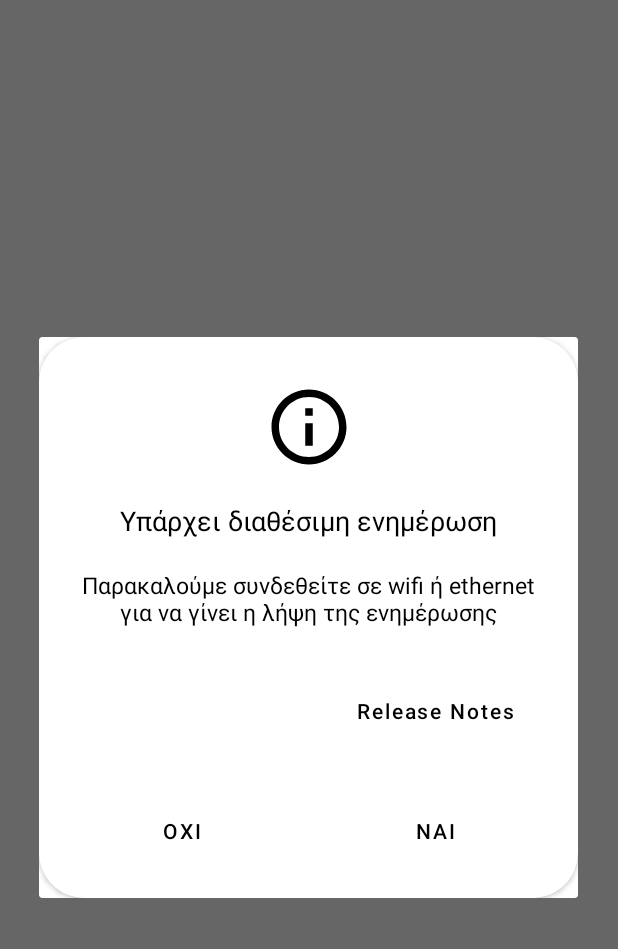
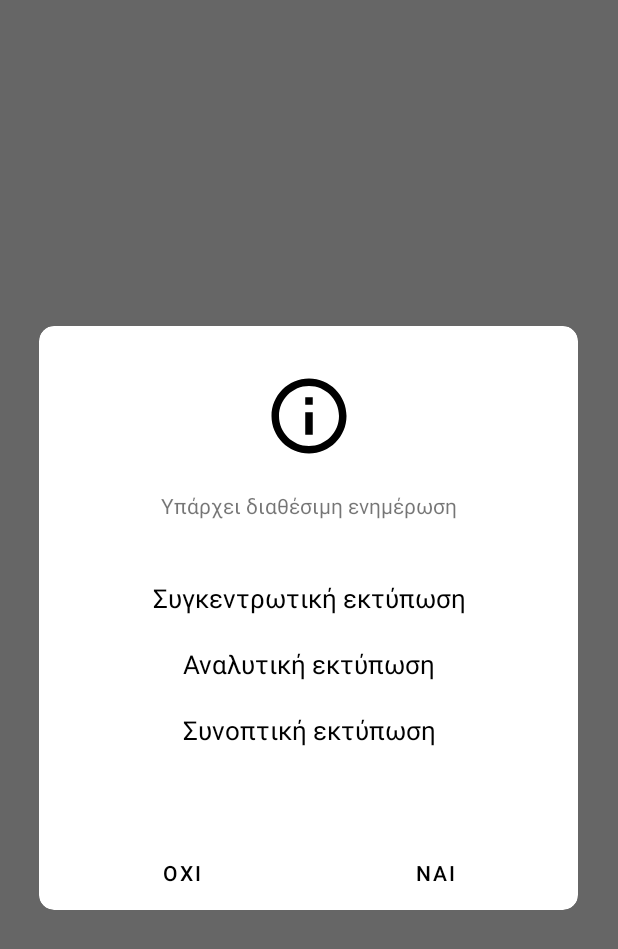
Before and after one commit to o4061/DialogFragmentDemo, an Android app: the screen it shows after launch (MainActivity), after a tap on "SECOND", on a phone screen of 412 x 824 dp. Shown: the top 949 px of the screen. Run offline under Robolectric (Android 15) with nearby library versions, the phone set to English and light mode, and no system bars.

Commit message:
add recycler view

```diff
--- /dev/null
+++ b/app/src/main/java/com/userfaltakas/dialogfragmentdemo/Item.kt
@@ -0,0 +1,5 @@
+package com.userfaltakas.dialogfragmentdemo
+
+data class Item(
+    val title: String
+)
--- /dev/null
+++ b/app/src/main/java/com/userfaltakas/dialogfragmentdemo/ItemAdapter.kt
@@ -0,0 +1,55 @@
+package com.userfaltakas.dialogfragmentdemo
+
+import android.view.LayoutInflater
+import android.view.ViewGroup
+import androidx.recyclerview.widget.AsyncListDiffer
+import androidx.recyclerview.widget.DiffUtil
+import androidx.recyclerview.widget.RecyclerView
+import com.userfaltakas.dialogfragmentdemo.databinding.RecyclerViewItemBinding
+
+class ItemAdapter : RecyclerView.Adapter<ItemAdapter.ViewHolder>() {
+    inner class ViewHolder(val binding: RecyclerViewItemBinding) :
+        RecyclerView.ViewHolder(binding.root)
+
+    private val differCallback = object : DiffUtil.ItemCallback<Item>() {
+        override fun areItemsTheSame(oldItem: Item, newItem: Item): Boolean {
+            return oldItem.title == newItem.title
+        }
+
+        override fun areContentsTheSame(oldItem: Item, newItem: Item): Boolean {
+            return oldItem == newItem
+        }
+    }
+    val differ = AsyncListDiffer(this, differCallback)
+    override fun onCreateViewHolder(parent: ViewGroup, viewType: Int): ViewHolder {
+        return ViewHolder(
+            RecyclerViewItemBinding.inflate(
+                LayoutInflater.from(parent.context),
+                parent,
+                false
+            )
+        )
+    }
+
+    override fun onBindViewHolder(holder: ViewHolder, position: Int) {
+        val item = differ.currentList[position]
+        val binding = holder.binding
+
+        holder.itemView.apply {
+            binding.textTv.text = item.title
+            setOnClickListener {
+                onItemClickListener?.let { it(item) }
+            }
+        }
+    }
+
+    override fun getItemCount(): Int {
+        return differ.currentList.size
+    }
+
+    private var onItemClickListener: ((Item) -> Unit)? = null
+
+    fun setOnItemClickListener(listener: (Item) -> Unit) {
+        onItemClickListener = listener
+    }
+}
--- a/app/src/main/java/com/userfaltakas/dialogfragmentdemo/StartFragment.kt
+++ b/app/src/main/java/com/userfaltakas/dialogfragmentdemo/StartFragment.kt
@@ -4,7 +4,9 @@ import android.os.Bundle
 import android.view.LayoutInflater
 import android.view.View
 import android.view.ViewGroup
+import android.widget.Toast
 import androidx.fragment.app.Fragment
+import androidx.recyclerview.widget.LinearLayoutManager
 import com.userfaltakas.dialogfragmentdemo.databinding.DialogOneBinding
 import com.userfaltakas.dialogfragmentdemo.databinding.DialogTwoBinding
 import com.userfaltakas.dialogfragmentdemo.databinding.FragmentStartBinding
@@ -12,6 +14,7 @@ import com.userfaltakas.dialogfragmentdemo.databinding.FragmentStartBinding
 class StartFragment : Fragment() {
     private var _binding: FragmentStartBinding? = null
     private val binding get() = _binding!!
+    private lateinit var itemsAdapter: ItemAdapter
     override fun onCreateView(
         inflater: LayoutInflater, container: ViewGroup?,
         savedInstanceState: Bundle?
@@ -48,19 +51,29 @@ class StartFragment : Fragment() {
                 .setView(dialogBinding.root)
                 .setIcon(dialogBinding.imageInfo, R.drawable.ic_info)
                 .setTitle(dialogBinding.title, "Υπάρχει διαθέσιμη ενημέρωση")
-                .setMessage(
-                    dialogBinding.message,
-                    "Παρακαλούμε συνδεθείτε σε wifi ή ethernet για να γίνει η λήψη της ενημέρωσης"
-                )
                 .setPositiveButton(dialogBinding.confirmButton, "ΝΑΙ") { dialog, _ ->
                     dialog.dismiss()
                 }.setNegativeButton(dialogBinding.cancelButton, "ΟΧΙ") { dialog, _ ->
                     dialog.dismiss()
-                }.setNeutralButton(dialogBinding.notesButton, "Release Notes") { dialog, _ ->
-                    dialog.dismiss()
                 }
                 .setCancelable(false)
                 .show()
+
+            val items = ArrayList<Item>()
+            items.add(Item("Συγκεντρωτική εκτύπωση"))
+            items.add(Item("Αναλυτική εκτύπωση"))
+            items.add(Item("Συνοπτική εκτύπωση"))
+
+            itemsAdapter = ItemAdapter()
+            dialogBinding.recyclerView.apply {
+                adapter = itemsAdapter
+                layoutManager = LinearLayoutManager(context, LinearLayoutManager.VERTICAL, false)
+            }
+
+            itemsAdapter.setOnItemClickListener {
+                Toast.makeText(context, it.title, Toast.LENGTH_SHORT).show()
+            }
+            itemsAdapter.differ.submitList(items)
         }
     }
 }
--- a/app/src/main/res/layout/dialog_one.xml
+++ b/app/src/main/res/layout/dialog_one.xml
@@ -1,15 +1,11 @@
 <?xml version="1.0" encoding="utf-8"?>
-<androidx.cardview.widget.CardView xmlns:android="http://schemas.android.com/apk/res/android"
+<androidx.constraintlayout.widget.ConstraintLayout xmlns:android="http://schemas.android.com/apk/res/android"
     xmlns:app="http://schemas.android.com/apk/res-auto"
+    xmlns:tools="http://schemas.android.com/tools"
     android:id="@+id/custom_dialog_background"
     android:layout_width="match_parent"
     android:layout_height="wrap_content"
     app:cardCornerRadius="30dp">
-
-    <androidx.constraintlayout.widget.ConstraintLayout
-        android:layout_width="match_parent"
-        android:layout_height="match_parent"
-        android:paddingBottom="20dp">
 
     <ImageView
         android:id="@+id/image_info"
@@ -18,7 +14,8 @@
         android:layout_marginTop="30dp"
         app:layout_constraintEnd_toEndOf="parent"
         app:layout_constraintStart_toStartOf="parent"
-            app:layout_constraintTop_toTopOf="parent" />
+        app:layout_constraintTop_toTopOf="parent"
+        tools:ignore="ContentDescription" />
 
     <TextView
         android:id="@+id/title"
@@ -61,4 +58,3 @@
         app:layout_constraintStart_toEndOf="@+id/cancel_button"
         app:layout_constraintTop_toBottomOf="@+id/title" />
 </androidx.constraintlayout.widget.ConstraintLayout>
-</androidx.cardview.widget.CardView>
--- a/app/src/main/res/layout/dialog_two.xml
+++ b/app/src/main/res/layout/dialog_two.xml
@@ -1,17 +1,11 @@
 <?xml version="1.0" encoding="utf-8"?>
-<androidx.cardview.widget.CardView xmlns:android="http://schemas.android.com/apk/res/android"
+<androidx.constraintlayout.widget.ConstraintLayout xmlns:android="http://schemas.android.com/apk/res/android"
     xmlns:app="http://schemas.android.com/apk/res-auto"
+    xmlns:tools="http://schemas.android.com/tools"
     android:id="@+id/custom_dialog_background"
     android:layout_width="match_parent"
     android:layout_height="wrap_content"
-    android:background="@color/transparent"
     app:cardCornerRadius="30dp">
-
-
-    <androidx.constraintlayout.widget.ConstraintLayout
-        android:layout_width="match_parent"
-        android:layout_height="match_parent"
-        android:paddingBottom="20dp">
 
     <ImageView
         android:id="@+id/image_info"
@@ -20,47 +14,28 @@
         android:layout_marginTop="30dp"
         app:layout_constraintEnd_toEndOf="parent"
         app:layout_constraintStart_toStartOf="parent"
-            app:layout_constraintTop_toTopOf="parent" />
+        app:layout_constraintTop_toTopOf="parent"
+        tools:ignore="ContentDescription" />
 
     <TextView
         android:id="@+id/title"
         android:layout_width="0dp"
         android:layout_height="wrap_content"
         android:layout_marginHorizontal="20dp"
+        android:gravity="center_horizontal"
         android:layout_marginTop="20dp"
-            android:gravity="center"
-            android:textColor="@color/black"
-            android:textSize="18sp"
         app:layout_constraintEnd_toEndOf="parent"
         app:layout_constraintStart_toStartOf="parent"
         app:layout_constraintTop_toBottomOf="@+id/image_info" />
 
-
-        <TextView
-            android:id="@+id/message"
-            android:layout_width="0dp"
-            android:layout_height="wrap_content"
-            android:layout_marginHorizontal="20dp"
-            android:layout_marginTop="20dp"
-            android:gravity="center"
-            android:textColor="@color/black"
-            android:textSize="15sp"
+    <androidx.recyclerview.widget.RecyclerView
+        android:id="@+id/recycler_view"
+        android:layout_width="wrap_content"
+        android:layout_height="150dp"
+        android:layout_marginTop="30dp"
         app:layout_constraintEnd_toEndOf="parent"
         app:layout_constraintStart_toStartOf="parent"
         app:layout_constraintTop_toBottomOf="@+id/title" />
-
-
-        <Button
-            android:id="@+id/notes_button"
-            android:layout_width="150dp"
-            android:layout_height="50dp"
-            android:layout_marginTop="30dp"
-            android:layout_marginEnd="20dp"
-            android:background="@color/transparent"
-            android:textAllCaps="false"
-            android:textColor="@color/black"
-            app:layout_constraintEnd_toEndOf="parent"
-            app:layout_constraintTop_toBottomOf="@+id/message" />
 
 
     <Button
@@ -69,11 +44,12 @@
         android:layout_height="50dp"
         android:layout_marginTop="30dp"
         android:background="@color/transparent"
+        android:text="cancel"
         android:textColor="@color/black"
         app:layout_constraintEnd_toStartOf="@+id/confirm_button"
         app:layout_constraintHorizontal_bias="0.5"
         app:layout_constraintStart_toStartOf="parent"
-            app:layout_constraintTop_toBottomOf="@+id/notes_button" />
+        app:layout_constraintTop_toBottomOf="@+id/recycler_view" />
 
 
     <Button
@@ -82,10 +58,10 @@
         android:layout_height="50dp"
         android:layout_marginTop="30dp"
         android:background="@color/transparent"
+        android:text="confirm"
         android:textColor="@color/black"
         app:layout_constraintEnd_toEndOf="parent"
         app:layout_constraintHorizontal_bias="0.5"
         app:layout_constraintStart_toEndOf="@+id/cancel_button"
-            app:layout_constraintTop_toBottomOf="@+id/notes_button" />
+        app:layout_constraintTop_toBottomOf="@+id/recycler_view" />
 </androidx.constraintlayout.widget.ConstraintLayout>
-</androidx.cardview.widget.CardView>
--- /dev/null
+++ b/app/src/main/res/layout/recycler_view_item.xml
@@ -0,0 +1,22 @@
+<?xml version="1.0" encoding="utf-8"?>
+<androidx.constraintlayout.widget.ConstraintLayout xmlns:android="http://schemas.android.com/apk/res/android"
+    xmlns:app="http://schemas.android.com/apk/res-auto"
+    android:layout_width="match_parent"
+    android:layout_height="wrap_content">
+
+
+    <TextView
+        android:id="@+id/textTv"
+        android:layout_marginVertical="10dp"
+        android:layout_width="match_parent"
+        android:layout_height="wrap_content"
+        android:text="Συγκεντρωτική εκτύπωση"
+        android:textColor="@color/black"
+        android:gravity="center_horizontal"
+        android:textSize="17sp"
+        app:layout_constraintBottom_toBottomOf="parent"
+        app:layout_constraintEnd_toEndOf="parent"
+        app:layout_constraintStart_toStartOf="parent"
+        app:layout_constraintTop_toTopOf="parent" />
+
+</androidx.constraintlayout.widget.ConstraintLayout>
--- a/app/src/main/res/values/themes.xml
+++ b/app/src/main/res/values/themes.xml
@@ -12,8 +12,8 @@
         <!-- Status bar color. -->
         <item name="android:statusBarColor" tools:targetApi="l">?attr/colorPrimaryVariant</item>
         <!-- Customize your theme here. -->
+
+        <item name="dialogCornerRadius">10dp</item>
     </style>
 
-    <style name="AlertDialogTheme" parent="Theme.AppCompat.Light.DarkActionBar">
-    </style>
 </resources>
```
Lines whose indentation alone changed are shown as unchanged.
